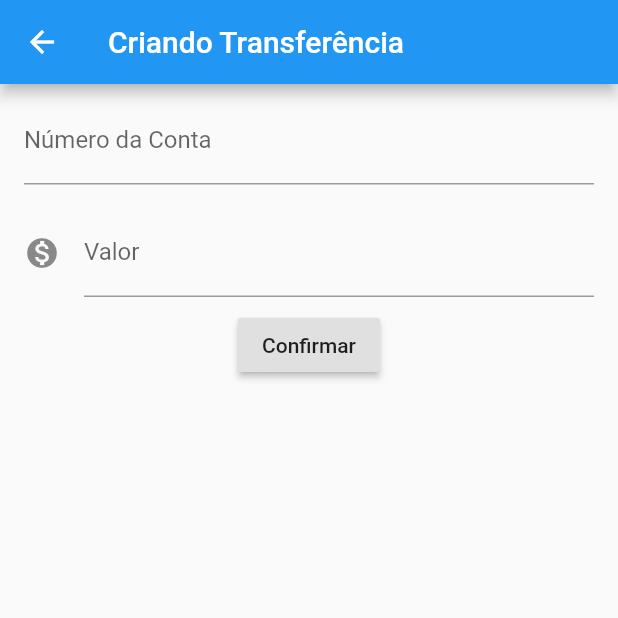
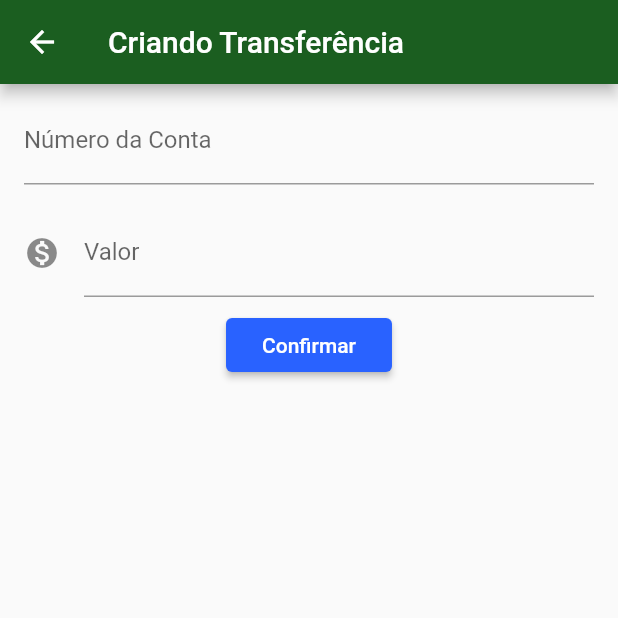
Before and after one commit to CleberReis/bytebank, a Flutter app: the screen it shows after launch, after a tap on the "add" icon, on a phone screen of 412 x 824 dp, the top half of it. Run offline on Flutter 3.47's test engine with Material 2 defaults, Android fonts, the phone set to English and light mode, and no system bars.

Commit message:
refatorando código

```diff
--- /dev/null
+++ b/lib/components/editor.dart
@@ -0,0 +1,34 @@
+import 'package:flutter/material.dart';
+
+class Editor extends StatelessWidget {
+  final TextEditingController controlador;
+  final String rotulo;
+  final String dica;
+  final IconData icone;
+
+  Editor({
+    this.controlador,
+    this.rotulo,
+    this.dica,
+    this.icone,
+  });
+
+  @override
+  Widget build(BuildContext context) {
+    return Padding(
+      padding: const EdgeInsets.symmetric(vertical: 8.0, horizontal: 16.0),
+      child: TextField(
+        controller: controlador,
+        style: TextStyle(
+          fontSize: 16.0,
+        ),
+        decoration: InputDecoration(
+          icon: icone != null ? Icon(icone) : null,
+          labelText: rotulo,
+          hintText: dica,
+        ),
+        keyboardType: TextInputType.number,
+      ),
+    );
+  }
+}
--- a/lib/main.dart
+++ b/lib/main.dart
@@ -1,3 +1,4 @@
+import 'package:bytebank/screens/transferencia/lista.dart';
 import 'package:flutter/material.dart';
 
 void main() => runApp(BytebankApp());
@@ -6,168 +7,15 @@ class BytebankApp extends StatelessWidget {
   @override
   Widget build(BuildContext context) {
     return MaterialApp(
-      home: Scaffold(
-        body: ListaTransferencias(),
+      theme: ThemeData(
+        primaryColor: Colors.green[900],
+        accentColor: Colors.blueAccent[700],
+        buttonTheme: ButtonThemeData(
+          buttonColor: Colors.blueAccent[700],
+          textTheme: ButtonTextTheme.primary,
+        ),
       ),
+      home: ListaTransferencias(),
     );
   }
 }
-
-class FormularioTransferencia extends StatefulWidget {
-
-  @override
-  State<StatefulWidget> createState() {
-    // TODO: implement createState
-    return FormularioTransferenciaState();
-  }
-}
-
-class FormularioTransferenciaState extends State<FormularioTransferencia>{
-
-  final TextEditingController _controladorCampoNumeroConta = TextEditingController();
-  final TextEditingController _controladorCampoValor = TextEditingController();
-
-  @override
-  Widget build(BuildContext context) {
-    return Scaffold(
-      appBar: AppBar(
-        title: Text('Criando Transferência'),
-      ),
-      body: SingleChildScrollView(
-        child: Column(
-          children: <Widget>[
-            Editor(
-              controlador: _controladorCampoNumeroConta,
-              dica: '0000',
-              rotulo: 'Número da Conta',
-            ),
-            Editor(
-              controlador: _controladorCampoValor,
-              dica: '0000',
-              rotulo: 'Valor',
-              icone: Icons.monetization_on,
-            ),
-            RaisedButton(
-              child: Text('Confirmar'),
-              onPressed: () => _criaTransferencia(context),
-            )
-          ],
-        ),
-      ),
-    );
-  }
-
-  void _criaTransferencia(BuildContext context) {
-    final int numeroConta = int.tryParse(_controladorCampoNumeroConta.text);
-    final double valor = double.tryParse(_controladorCampoValor.text);
-    if (numeroConta != null && valor != null) {
-      final transferenciaCriada = Transferencia(valor, numeroConta);
-      debugPrint('criando transferencia');
-      debugPrint('$transferenciaCriada');
-      Navigator.pop(context, transferenciaCriada);
-    }
-  }
-
-}
-
-class Editor extends StatelessWidget {
-  final TextEditingController controlador;
-  final String rotulo;
-  final String dica;
-  final IconData icone;
-
-  Editor({this.controlador, this.rotulo, this.dica, this.icone});
-
-  @override
-  Widget build(BuildContext context) {
-    return Padding(
-      padding: const EdgeInsets.symmetric(vertical: 8.0, horizontal: 16.0),
-      child: TextField(
-        controller: controlador,
-        style: TextStyle(
-          fontSize: 16.0,
-        ),
-        decoration: InputDecoration(
-          icon: icone != null ? Icon(icone) : null,
-          labelText: rotulo,
-          hintText: dica,
-        ),
-        keyboardType: TextInputType.number,
-      ),
-    );
-  }
-}
-
-class ListaTransferencias extends StatefulWidget {
-  final List<Transferencia> _transferencias = List();
-
-  @override
-  State<StatefulWidget> createState() {
-    // TODO: implement createState
-    return ListaTransferenciaState();
-  }
-}
-
-class ListaTransferenciaState extends State<ListaTransferencias>{
-  @override
-  Widget build(BuildContext context) {
-    return Scaffold(
-      appBar: AppBar(
-        title: Text('Transferências'),
-      ),
-      body: ListView.builder(
-        itemCount: widget._transferencias.length,
-        itemBuilder: (context, index){
-          final transferencia = widget._transferencias[index];
-          return ItemTransferencia(transferencia);
-        },
-      ),
-      floatingActionButton: FloatingActionButton(
-        child:
-        Icon(Icons.add),
-        onPressed: () {
-          final Future<Transferencia> future = Navigator.push(context, MaterialPageRoute(builder: (context){
-            return FormularioTransferencia();
-          }));
-          future.then((transferenciaRecebida){
-            debugPrint('chegou no then Future');
-            debugPrint('$transferenciaRecebida');
-            if(transferenciaRecebida != null){
-              setState(() {
-                widget._transferencias.add(transferenciaRecebida);
-              });
-            }
-          });
-        },
-      ),
-    );
-  }
-}
-
-class ItemTransferencia extends StatelessWidget {
-  final Transferencia _transferencia;
-
-  ItemTransferencia(this._transferencia);
-
-  @override
-  Widget build(BuildContext context) {
-    return Card(
-        child: ListTile(
-      leading: Icon(Icons.monetization_on),
-      title: Text(_transferencia.valor.toString()),
-      subtitle: Text(_transferencia.numeroConta.toString()),
-    ));
-  }
-}
-
-class Transferencia {
-  final double valor;
-  final int numeroConta;
-
-  Transferencia(this.valor, this.numeroConta);
-
-  @override
-  String toString() {
-    return 'Transferencia{valor: $valor, numeroConta: $numeroConta}';
-  }
-}
--- /dev/null
+++ b/lib/models/transferencia.dart
@@ -0,0 +1,32 @@
+import 'package:flutter/material.dart';
+
+class ItemTransferencia extends StatelessWidget {
+  final Transferencia _transferencia;
+
+  ItemTransferencia(this._transferencia);
+
+  @override
+  Widget build(BuildContext context) {
+    return Card(
+        child: ListTile(
+      leading: Icon(Icons.monetization_on),
+      title: Text(_transferencia.valor.toString()),
+      subtitle: Text(_transferencia.numeroConta.toString()),
+    ));
+  }
+}
+
+class Transferencia {
+  final double valor;
+  final int numeroConta;
+
+  Transferencia(
+    this.valor,
+    this.numeroConta,
+  );
+
+  @override
+  String toString() {
+    return 'Transferencia{valor: $valor, numeroConta: $numeroConta}';
+  }
+}
--- /dev/null
+++ b/lib/screens/transferencia/formulario.dart
@@ -0,0 +1,66 @@
+import 'package:bytebank/components/editor.dart';
+import 'package:bytebank/models/transferencia.dart';
+import 'package:flutter/material.dart';
+import 'package:flutter/widgets.dart';
+
+const _tituloAppBar = 'Criando Transferência';
+
+const _rotuloCampoValor = 'Valor';
+const _dicaCampoValor = '0.00';
+
+const _rotuloCampoNumeroConta = 'Número da Conta';
+const _dicaCampoNumeroConta = '0000';
+
+const _textoBotaoConfirmar = 'Confirmar';
+
+class FormularioTransferencia extends StatefulWidget {
+  @override
+  State<StatefulWidget> createState() {
+    // TODO: implement createState
+    return FormularioTransferenciaState();
+  }
+}
+
+class FormularioTransferenciaState extends State<FormularioTransferencia> {
+  final TextEditingController _controladorCampoNumeroConta = TextEditingController();
+  final TextEditingController _controladorCampoValor = TextEditingController();
+
+  @override
+  Widget build(BuildContext context) {
+    return Scaffold(
+      appBar: AppBar(
+        title: Text(_tituloAppBar),
+      ),
+      body: SingleChildScrollView(
+        child: Column(
+          children: <Widget>[
+            Editor(
+              controlador: _controladorCampoNumeroConta,
+              dica: _dicaCampoNumeroConta,
+              rotulo: _rotuloCampoNumeroConta,
+            ),
+            Editor(
+              controlador: _controladorCampoValor,
+              dica: _dicaCampoValor,
+              rotulo: _rotuloCampoValor,
+              icone: Icons.monetization_on,
+            ),
+            RaisedButton(
+              child: Text(_textoBotaoConfirmar),
+              onPressed: () => _criaTransferencia(context),
+            ),
+          ],
+        ),
+      ),
+    );
+  }
+
+  void _criaTransferencia(BuildContext context) {
+    final int numeroConta = int.tryParse(_controladorCampoNumeroConta.text);
+    final double valor = double.tryParse(_controladorCampoValor.text);
+    if (numeroConta != null && valor != null) {
+      final transferenciaCriada = Transferencia(valor, numeroConta);
+      Navigator.pop(context, transferenciaCriada);
+    }
+  }
+}
--- /dev/null
+++ b/lib/screens/transferencia/lista.dart
@@ -0,0 +1,51 @@
+import 'package:bytebank/models/transferencia.dart';
+import 'package:bytebank/screens/transferencia/formulario.dart';
+import 'package:flutter/material.dart';
+
+const _tituloAppBar = 'Transferências';
+
+class ListaTransferencias extends StatefulWidget {
+  final List<Transferencia> _transferencias = List();
+
+  @override
+  State<StatefulWidget> createState() {
+    // TODO: implement createState
+    return ListaTransferenciaState();
+  }
+}
+
+class ListaTransferenciaState extends State<ListaTransferencias> {
+  @override
+  Widget build(BuildContext context) {
+    return Scaffold(
+      appBar: AppBar(
+        title: Text(_tituloAppBar),
+      ),
+      body: ListView.builder(
+        itemCount: widget._transferencias.length,
+        itemBuilder: (context, index) {
+          final transferencia = widget._transferencias[index];
+          return ItemTransferencia(transferencia);
+        },
+      ),
+      floatingActionButton: FloatingActionButton(
+        child: Icon(Icons.add),
+        onPressed: () {
+          Navigator.push(context, MaterialPageRoute(builder: (context) {
+            return FormularioTransferencia();
+          })).then(
+            (transferenciaRecebida) => _atualiza(transferenciaRecebida),
+          );
+        },
+      ),
+    );
+  }
+
+  void _atualiza(Transferencia transferenciaRecebida) {
+    if (transferenciaRecebida != null) {
+      setState(() {
+        widget._transferencias.add(transferenciaRecebida);
+      });
+    }
+  }
+}
```
Also changed, not shown: 1 other file.
